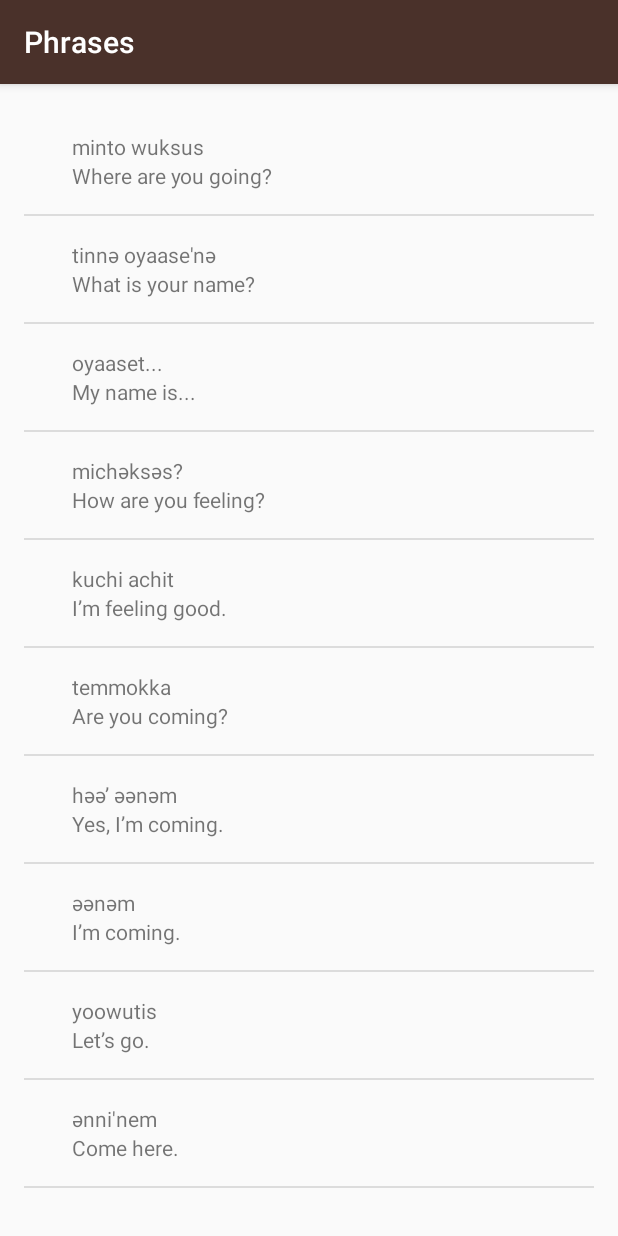
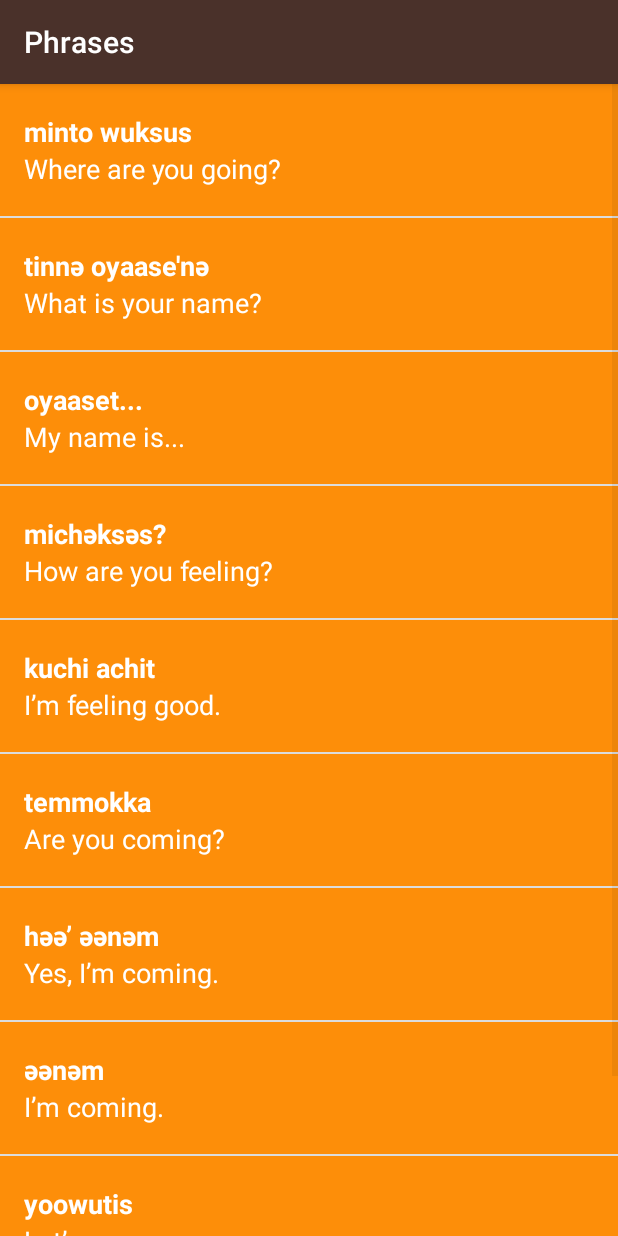
Before and after one commit to teneeto/MiLang, an Android app: the PhrasesActivity screen opened directly, with no data from a screen before it, on a phone screen of 412 x 824 dp. Run offline under Robolectric (Android 15) with nearby library versions, the phone set to English and light mode, and no system bars.

Commit message:
visual polish:: set initial color for xml files

```diff
--- a/app/src/main/res/layout/list_item.xml
+++ b/app/src/main/res/layout/list_item.xml
@@ -4,33 +4,44 @@
     android:layout_width="match_parent"
     android:layout_height="match_parent"
     android:orientation="horizontal"
-    android:padding="16dp">
+    android:minHeight="@dimen/list_item_height"
+    android:background="@color/tan_background">
 
     <ImageView
         android:id="@+id/image"
-        android:layout_width="wrap_content"
-        android:layout_height="wrap_content"
+        android:layout_width="@dimen/list_item_height"
+        android:layout_height="@dimen/list_item_height"
         android:src="@mipmap/ic_launcher"/>
 
     <LinearLayout
         android:id="@+id/text_container"
         android:layout_width="match_parent"
-        android:layout_height="wrap_content"
+        android:layout_height="match_parent"
         android:orientation="vertical"
-        android:paddingLeft="16dp">
+        android:paddingLeft="16dp"
+        android:background="@color/category_numbers">
 
     <TextView
         android:id="@+id/miwok_text_view"
         android:layout_width="match_parent"
-        android:layout_height="wrap_content"
+        android:layout_height="0dp"
+        android:layout_weight="1"
+        android:gravity="bottom"
         tools:text="lutti"
+        android:textAppearance="?android:textAppearanceMedium"
+        android:textColor="@android:color/white"
+        android:textStyle="bold"
         />
 
     <TextView
         android:id="@+id/default_text_view"
         android:layout_width="match_parent"
-        android:layout_height="wrap_content"
+        android:layout_height="0dp"
+        android:layout_weight="1"
+        android:gravity="top"
         tools:text="one"
+        android:textAppearance="?android:textAppearanceMedium"
+        android:textColor="@android:color/white"
         />
 </LinearLayout>
 
--- a/app/src/main/res/layout/word_list.xml
+++ b/app/src/main/res/layout/word_list.xml
@@ -5,8 +5,4 @@
     android:layout_width="match_parent"
     android:layout_height="match_parent"
     android:orientation="vertical"
-    android:paddingTop="@dimen/activity_vertical_margin"
-    android:paddingRight="@dimen/activity_horizontal_margin"
-    android:paddingBottom="@dimen/activity_vertical_margin"
-    android:paddingLeft="@dimen/activity_horizontal_margin"
     tools:context="com.example.android.miwok.NumbersActivity" />
--- a/app/src/main/res/values-w820dp/dimens.xml
+++ b/app/src/main/res/values-w820dp/dimens.xml
@@ -16,5 +16,4 @@
     <!-- Example customization of dimensions originally defined in res/values/dimens.xml
          (such as screen margins) for screens with more than 820dp of available width. This
          would include 7" and 10" devices in landscape (~960dp and ~1280dp respectively). -->
-    <dimen name="activity_horizontal_margin">64dp</dimen>
 </resources>
--- a/app/src/main/res/values/dimens.xml
+++ b/app/src/main/res/values/dimens.xml
@@ -16,6 +16,5 @@
     <!-- Height of each list item -->
     <dimen name="list_item_height">88dp</dimen>
     <!-- Default screen margins, per the Android Design guidelines. -->
-    <dimen name="activity_horizontal_margin">16dp</dimen>
-    <dimen name="activity_vertical_margin">16dp</dimen>
+
 </resources>
```
